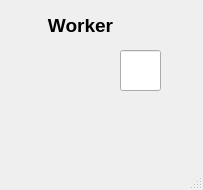
SjdHbz/bullshit, file worker.ui: the form before one commit.
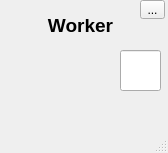
The form after the commit. Icons and pictures are not drawn.

What changed in the file:
```diff
--- a/worker.ui
+++ b/worker.ui
@@ -6,8 +6,8 @@
    <rect>
     <x>0</x>
     <y>0</y>
-    <width>203</width>
-    <height>190</height>
+    <width>168</width>
+    <height>153</height>
    </rect>
   </property>
   <property name="windowTitle">
@@ -62,6 +62,19 @@
      <string/>
     </property>
    </widget>
+   <widget class="QToolButton" name="toolButton">
+    <property name="geometry">
+     <rect>
+      <x>140</x>
+      <y>0</y>
+      <width>25</width>
+      <height>19</height>
+     </rect>
+    </property>
+    <property name="text">
+     <string>...</string>
+    </property>
+   </widget>
   </widget>
   <widget class="QMenuBar" name="menubar">
    <property name="geometry">
```
Left out of the diff: 21 changed lines with no effect on the pictures.
